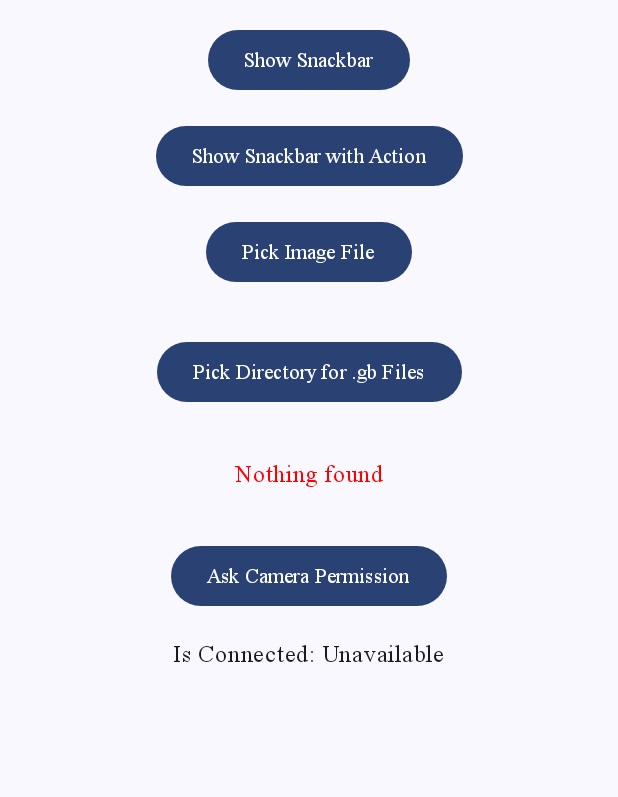
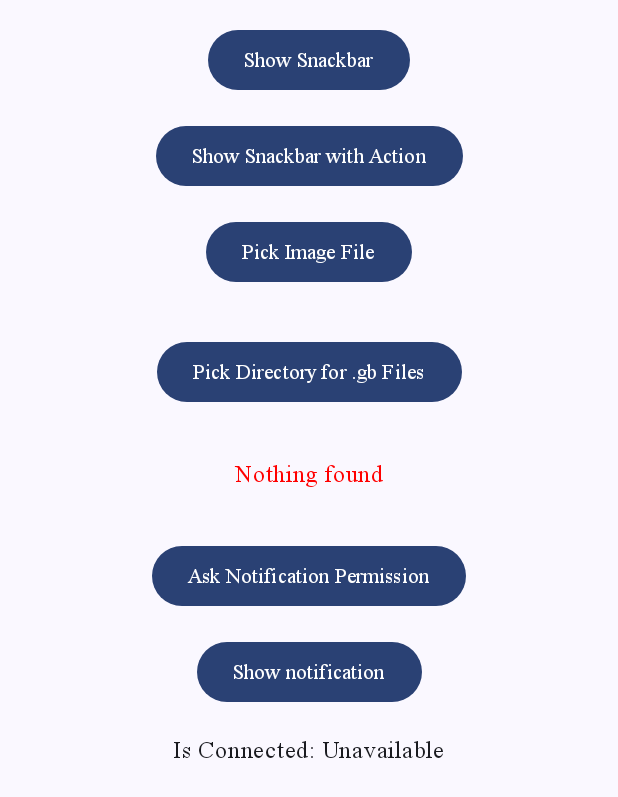
Before and after one commit to Asher-Ul-Haque/Android-Boilerplate-Template, an Android app built with Jetpack Compose: the screen it shows after launch (MainActivity), on a phone screen of 412 x 824 dp. Shown: the top 797 px of the screen. Run offline under Robolectric (Android 15) with nearby library versions, the phone set to English and light mode, and no system bars; pictures from the network do not load.

Commit message:
Permissions

```diff
--- a/app/src/main/AndroidManifest.xml
+++ b/app/src/main/AndroidManifest.xml
@@ -9,7 +9,9 @@
     <uses-permission android:name="android.permission.INTERNET" />
     <uses-permission android:name="android.permission.ACCESS_NETWORK_STATE" />
     <uses-permission android:name="android.permission.CAMERA" />
-    <uses-permission android:name="android.permission.MANAGE_EXTERNAL_STORAGE"/>
+    <uses-permission android:name="android.permission.MANAGE_EXTERNAL_STORAGE"
+        tools:ignore="ScopedStorage" />
+    <uses-permission android:name="android.permission.POST_NOTIFICATIONS"/>
 
     <application
         android:name=".App"
--- a/app/src/main/java/just/somebody/templates/App.kt
+++ b/app/src/main/java/just/somebody/templates/App.kt
@@ -1,6 +1,11 @@
 package just.somebody.templates
 
 import android.app.Application
+import android.app.NotificationChannel
+import android.app.NotificationManager
+import android.content.Context
+import android.os.Build
+import androidx.annotation.RequiresApi
 import just.somebody.templates.appModule.AppModule
 import just.somebody.templates.appModule.AppModuleInterface
 
@@ -12,5 +17,16 @@ class App() : Application()
   {
     super.onCreate()
     appModule = AppModule(this)
+    if (Build.VERSION.SDK_INT >= Build.VERSION_CODES.O)
+    {
+      val notificationChannel = NotificationChannel(
+        "channel_id",
+        "Notifications",
+        NotificationManager.IMPORTANCE_DEFAULT
+      )
+      notificationChannel.description = "Notifications for this app"
+      val notificationManager = getSystemService(Context.NOTIFICATION_SERVICE) as NotificationManager
+      notificationManager.createNotificationChannel(notificationChannel)
+    }
   }
 }
--- a/app/src/main/java/just/somebody/templates/presentation/screens/ScreenA.kt
+++ b/app/src/main/java/just/somebody/templates/presentation/screens/ScreenA.kt
@@ -1,5 +1,9 @@
 package just.somebody.templates.presentation.screens
 
+import android.Manifest
+import android.app.NotificationManager
+import android.content.Context
+import android.os.Build
 import androidx.compose.foundation.layout.*
 import androidx.compose.foundation.lazy.LazyColumn
 import androidx.compose.foundation.lazy.items
@@ -11,7 +15,11 @@ import androidx.compose.ui.Alignment
 import androidx.compose.ui.Modifier
 import androidx.compose.ui.graphics.Color
 import androidx.compose.ui.unit.dp
+import androidx.core.app.NotificationCompat
+import androidx.core.content.ContextCompat
+import androidx.core.content.ContextCompat.getSystemService
 import just.somebody.templates.App
+import just.somebody.templates.R
 import just.somebody.templates.appModule.ForgeLogger
 import just.somebody.templates.appModule.storage.ExternalStorageManager
 import just.somebody.templates.presentation.effects.SnackbarController
@@ -152,16 +160,33 @@ fun ScreenA(
       ForgeLogger.trace("Playing click sound")
       scope.launch { SoundController.playSound(SoundEffect.Click) }
     }) {
-      Text("Ask Camera Permission")
+      Text("Ask Notification Permission")
     }
 
+    if (Build.VERSION.SDK_INT >= 33)
+    {
       App.appModule.permissionManager.RequestPermissionIfNeeded(
-      PERMISSION = android.Manifest.permission.CAMERA,
+        PERMISSION = android.Manifest.permission.POST_NOTIFICATIONS,
         ON_GRANT = { /* Handle permission granted */ },
         TRIGGER = askPermission.value,
         ON_TRIGGER = { askPermission.value = !askPermission.value },
         GO_TO_SETTINGS = true
       )
+    }
+
+    Button(onClick =
+    {
+      if (Build.VERSION.SDK_INT >= 33 && !App.appModule.permissionManager.hasPermission(App.appModule.context, Manifest.permission.POST_NOTIFICATIONS))
+      { return@Button }
+      val notificationManager = App.appModule.context.getSystemService(Context.NOTIFICATION_SERVICE) as NotificationManager
+      val notification = NotificationCompat.Builder(App.appModule.context, "channel_ID")
+        .setContentText("This is some content text")
+        .setContentTitle("Hello WOrld!")
+        .setSmallIcon(R.drawable.logo)
+        .build()
+      notificationManager.notify(1, notification)
+    })
+    { Text("Show notification") }
 
     // Connectivity status
     Text("Is Connected: $isConnected")
```
Lines whose indentation alone changed are shown as unchanged.
